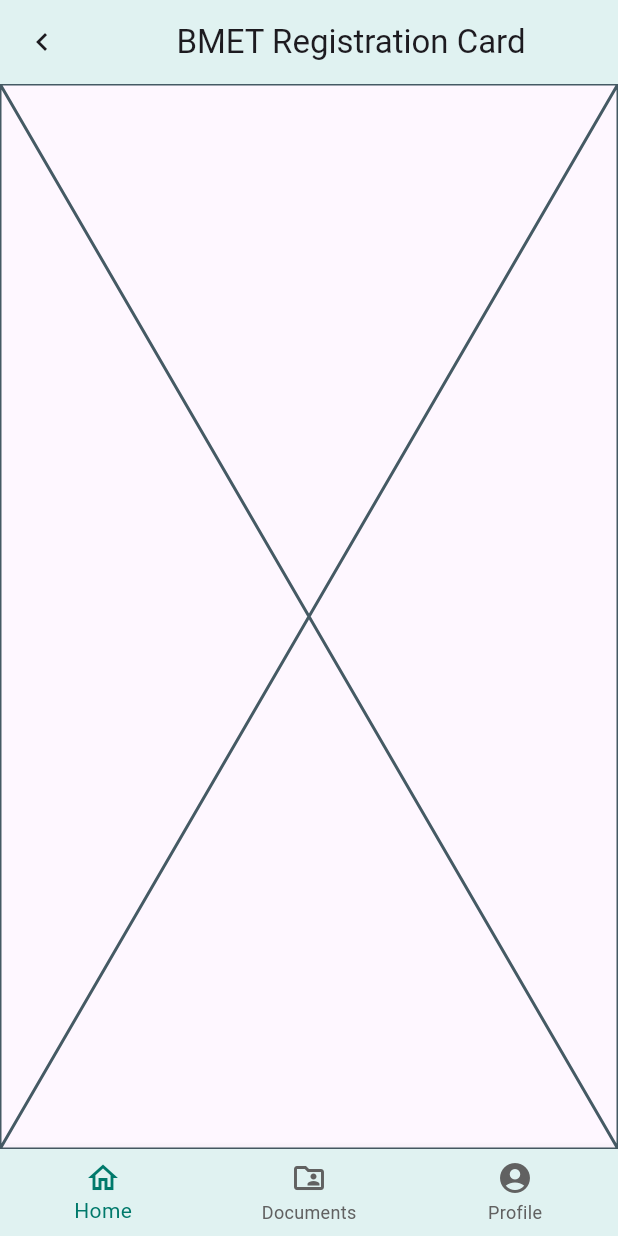
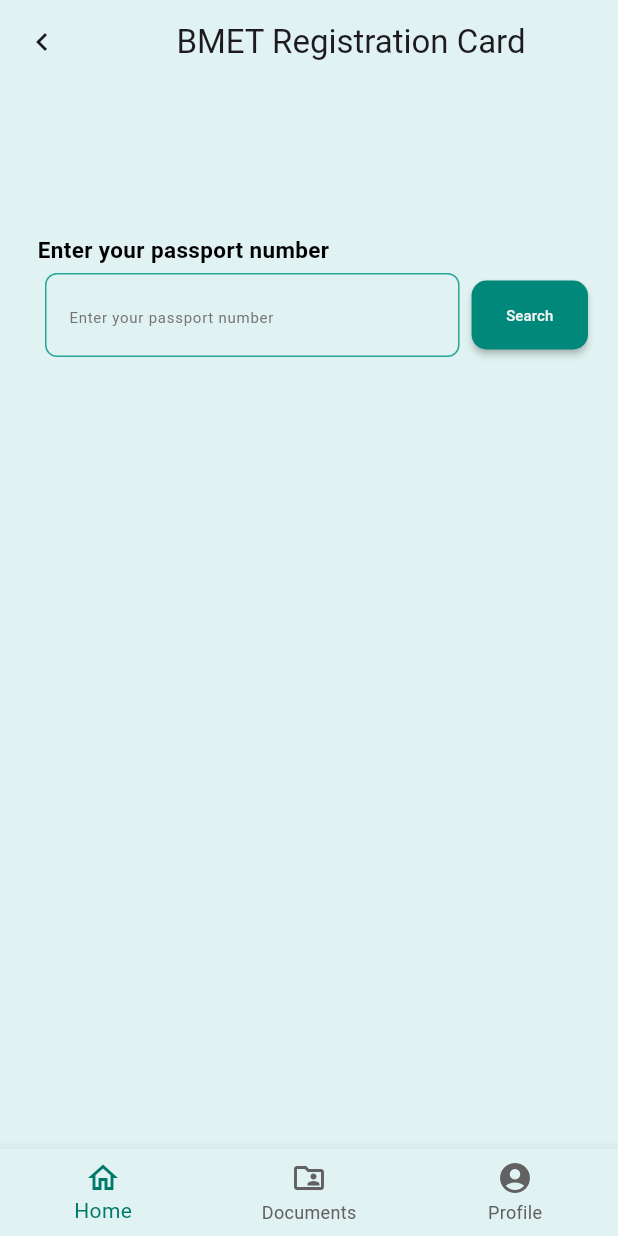
Before and after one commit to ATCTechLtd17/Probashi-DhakaBoss, a Flutter app: the Services screen opened by its route, after a tap on "Downloads Cards And Certificates", after a tap on "BMET Registration Card", on a phone screen of 412 x 824 dp. Run offline on Flutter 3.47's test engine with Material 3 defaults, Android fonts, the phone set to English and light mode, and no system bars; our stand-ins replace go_router.

Commit message:
services ui completed

```diff
--- a/lib/pages/downloadCards/passportData.dart
+++ b/lib/pages/downloadCards/passportData.dart
@@ -1,10 +1,101 @@
 import 'package:flutter/material.dart';
+import 'package:go_router/go_router.dart';
+import 'package:probashi/models/pagestate.dart';
+import 'package:probashi/models/pagetitle.dart';
+import 'package:provider/provider.dart';
 
 class PassportData extends StatelessWidget {
   const PassportData({super.key});
 
   @override
-  Widget build(BuildContext context) {
-    return const Placeholder();
+   Widget build(BuildContext context) {
+    final pageState = Provider.of<PageState>(context);
+    final titleProvider = Provider.of<PageTitle>(context);
+    final title =
+        titleProvider.title.isNotEmpty ? titleProvider.title : 'Default Title';
+    return Scaffold(
+      appBar: AppBar(
+        backgroundColor: Colors.teal[50],
+        title: Center(child: Text(title)),
+        leading: IconButton(
+          icon: Icon(Icons.chevron_left_outlined),
+          onPressed: () {
+            pageState.setRoute('/download-card');
+            GoRouter.of(context).pop('/download-card');
+          },
+        ),
+      ),
+      body: Container(
+        padding: EdgeInsets.fromLTRB(25, 100, 15, 0),
+        decoration: BoxDecoration(color: Colors.teal[50]),
+        child: Column(crossAxisAlignment: CrossAxisAlignment.start, children: [
+          //Title
+          Text(
+            'Enter your passport number',
+            style: TextStyle(
+              fontSize: 15,
+              fontWeight: FontWeight.w600,
+              color: Colors.black,
+            ),
+          ),
+          Container(
+            padding: EdgeInsets.all(5),
+            child: Row(
+              children: [
+                Expanded(
+                  child: TextField(
+                    decoration: InputDecoration(
+                      hintText:
+                          'Enter your passport number',
+                      hintStyle: TextStyle(
+                        fontSize: 10,
+                        fontWeight: FontWeight.w400,
+                        color: Colors.grey[600],
+                        overflow: TextOverflow.ellipsis,
+                      ),
+                      hintMaxLines: 1,
+                      border: OutlineInputBorder(),
+                      focusedBorder: OutlineInputBorder(
+                        borderRadius: BorderRadius.circular(8),
+                        borderSide:
+                            BorderSide(color: Colors.teal[700]!, width: 1),
+                      ),
+                      enabledBorder: OutlineInputBorder(
+                        borderRadius: BorderRadius.circular(8),
+                        borderSide:
+                            BorderSide(color: Colors.teal[400]!, width: 1),
+                      ),
+                    ),
+                  ),
+                ),
+                SizedBox(
+                  width: 8,
+                ),
+                ElevatedButton(
+                  style: ButtonStyle(
+                      shape: WidgetStateProperty.all(RoundedRectangleBorder(
+                          borderRadius: BorderRadius.circular(10))),
+                      elevation: WidgetStateProperty.all(2),
+                      padding: WidgetStateProperty.all(
+                          EdgeInsets.symmetric(vertical: 8, horizontal: 15)),
+                      backgroundColor:
+                          WidgetStateProperty.all(Colors.teal[600])),
+                  onPressed: () {
+                    //scan document
+                  },
+                  child: Container(
+                    padding: EdgeInsets.all(8),
+                    child: Text(
+                      'Search',
+                      style: TextStyle(color: Colors.grey[100], fontSize: 10),
+                    ),
+                  ),
+                ),
+              ],
+            ),
+          ),
+        ]),
+      ),
+    );
   }
 }
--- a/lib/pages/downloadcards.dart
+++ b/lib/pages/downloadcards.dart
@@ -83,8 +83,8 @@ class DownloadCards extends StatelessWidget {
                 onPressed: () {
                   final pageState =
                       Provider.of<PageState>(context, listen: false);
-                  pageState.setRoute('');
-                  GoRouter.of(context).pop();
+                  pageState.setRoute('/home');
+                  GoRouter.of(context).go('/home');
                 },
                 style: ButtonStyle(
                     iconSize: WidgetStateProperty.all(30),
--- a/lib/router/donwloadcard.dart
+++ b/lib/router/donwloadcard.dart
@@ -1,8 +1,4 @@
-
 import 'package:flutter/material.dart';
-import 'package:go_router/go_router.dart';
-import 'package:probashi/models/pagetitle.dart';
-import 'package:provider/provider.dart';
 
 class DownloadCard extends StatelessWidget {
   final Widget child;
@@ -11,27 +7,8 @@ class DownloadCard extends StatelessWidget {
 
   @override
   Widget build(BuildContext context) {
-    final titleProvider = Provider.of<PageTitle>(context);
-    final title =
-        titleProvider.title.isNotEmpty ? titleProvider.title : 'Default Title';
-
     return Scaffold(
-      appBar: AppBar(
-        backgroundColor: Colors.teal[50],
-        title: Center(child: Text(title)),
-        leading: IconButton(
-          icon: Icon(Icons.chevron_left_outlined),
-          onPressed: () {
-            if (GoRouter.of(context).canPop()) {
-              GoRouter.of(context).pop();
-            } else {
-
-              GoRouter.of(context).go('/download-card');
-            }
-          },
-        ),
-      ),
-      body: child,
+       body: child,
     );
   }
 }
```
Also changed, not shown: assets/data/downloadCardData.json (+7 -7 lines), lib/pages/downloadCards/passNidData.dart (+45 -25 lines), lib/router/app_router.dart (+6 -4 lines).
